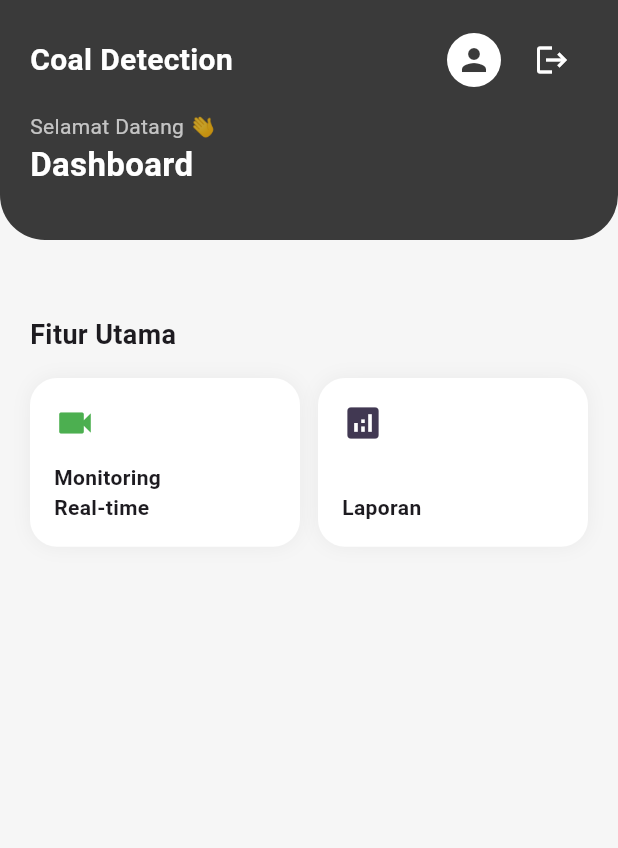
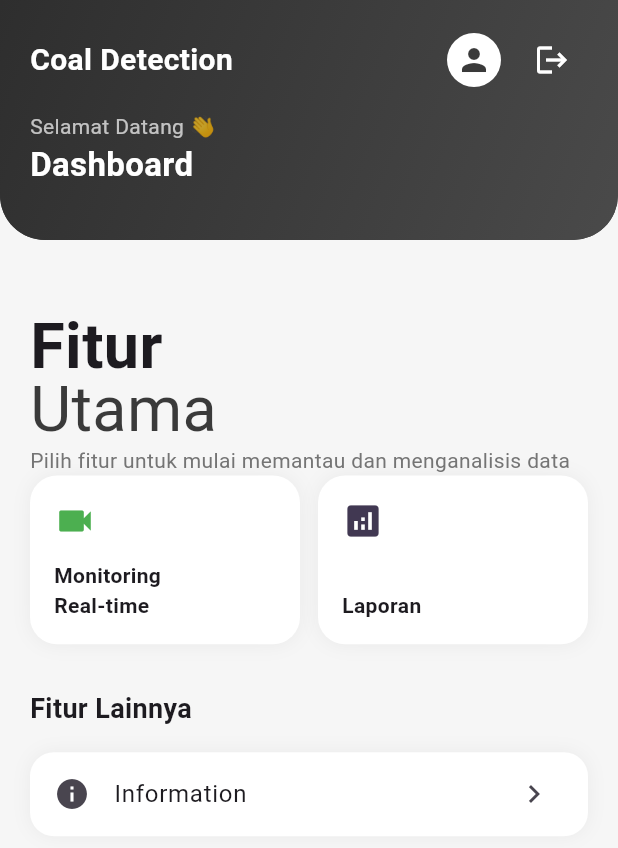
Before and after one commit to mddhafa/Coal-Detection-App, a Flutter app: the HomeScreen screen opened directly with empty values, on a phone screen of 412 x 824 dp. Shown: the top 848 px of the screen. Run offline on Flutter 3.47's test engine with Material 3 defaults, Android fonts, the phone set to English and light mode, and no system bars; our stand-ins replace bloc, dartz, flutter_bloc, flutter_secure_storage, lottie, printing and 1 more; accounts and stored records are empty; network calls fail; Roboto replaces fonts that are missing (Poppins); statements that could not run were skipped.

Commit message:
update tampilan

```diff
--- a/lib/presentation/home_screen.dart
+++ b/lib/presentation/home_screen.dart
@@ -1,6 +1,8 @@
 import 'package:coalmobile_app/presentation/cctvcam_screen.dart';
+import 'package:coalmobile_app/presentation/information_screen.dart';
+import 'package:coalmobile_app/presentation/kelola%20user/kelolauser_screen.dart';
 import 'package:coalmobile_app/presentation/profile/profile_screen.dart';
-import 'package:coalmobile_app/presentation/recaps_screen.dart';
+import 'package:coalmobile_app/presentation/recapscreen/recaps_screen.dart';
 import 'package:flutter/material.dart';
 import 'package:coalmobile_app/presentation/login_screen.dart';
 
@@ -19,8 +21,6 @@ class _HomeScreenState extends State<HomeScreen>
   late Animation<double> _fadeAnim;
 
   bool get isAdmin => widget.userRole == 'admin';
-
-  static const Color primaryRed = Color(0xFF932520);
 
   @override
   void initState() {
@@ -75,6 +75,9 @@ class _HomeScreenState extends State<HomeScreen>
                     if (isAdmin) ...[
                       const SizedBox(height: 30),
                       _buildAdminSection(),
+                    ] else ...[
+                      const SizedBox(height: 30),
+                      _buildUserSection(),
                     ],
                   ]),
                 ),
@@ -98,8 +101,17 @@ class _HomeScreenState extends State<HomeScreen>
         borderRadius: BorderRadius.vertical(bottom: Radius.circular(30)),
       ),
 
-      flexibleSpace: FlexibleSpaceBar(
-        background: SafeArea(
+      flexibleSpace: ClipRRect(
+        borderRadius: const BorderRadius.vertical(bottom: Radius.circular(30)),
+        child: Container(
+          decoration: const BoxDecoration(
+            gradient: LinearGradient(
+              colors: [Color(0xFF2E2E2E), Color(0xFF4A4A4A)],
+              begin: Alignment.topLeft,
+              end: Alignment.bottomRight,
+            ),
+          ),
+          child: SafeArea(
             child: Padding(
               padding: const EdgeInsets.symmetric(horizontal: 20, vertical: 16),
 
@@ -136,7 +148,10 @@ class _HomeScreenState extends State<HomeScreen>
                             child: const CircleAvatar(
                               radius: 18,
                               backgroundColor: Colors.white,
-                            child: Icon(Icons.person, color: Color(0xFF3A3A3A)),
+                              child: Icon(
+                                Icons.person,
+                                color: Color(0xFF3A3A3A),
+                              ),
                             ),
                           ),
 
@@ -172,6 +187,7 @@ class _HomeScreenState extends State<HomeScreen>
             ),
           ),
         ),
+      ),
     );
   }
 
@@ -182,11 +198,34 @@ class _HomeScreenState extends State<HomeScreen>
 
       children: [
         const Text(
-          "Fitur Utama",
-          style: TextStyle(fontSize: 18, fontWeight: FontWeight.bold),
+          "Fitur",
+          style: TextStyle(
+            fontSize: 42,
+            fontWeight: FontWeight.w700,
+            fontFamily: "Poppins",
+            height: 1,
+          ),
         ),
 
-        const SizedBox(height: 16),
+        const Text(
+          "Utama",
+          style: TextStyle(
+            fontSize: 42,
+
+            fontFamily: "Poppins",
+            color: Color(0xFF3A3A3A),
+            height: 1,
+          ),
+        ),
+
+        const SizedBox(height: 3),
+
+        Text(
+          "Pilih fitur untuk mulai memantau dan menganalisis data",
+          style: TextStyle(fontSize: 14, color: Colors.grey[600]),
+        ),
+
+        // const SizedBox(height: 16),
 
         GridView.count(
           crossAxisCount: 2,
@@ -253,27 +292,84 @@ class _HomeScreenState extends State<HomeScreen>
           ),
 
           child: Column(
-            children: const [
+            children: [
               ListTile(
                 leading: Icon(Icons.people),
                 title: Text("Kelola Pengguna"),
                 trailing: Icon(Icons.chevron_right),
+                onTap: () {
+                  Navigator.push(
+                    context,
+                    MaterialPageRoute(builder: (_) => const KelolaUserPage()),
+                  );
+                },
               ),
 
               Divider(height: 1),
 
+              // ListTile(
+              //   leading: Icon(Icons.inventory),
+              //   title: Text("Kelola Barang"),
+              //   trailing: Icon(Icons.chevron_right),
+              // ),
+
+              // Divider(height: 1),
+
               ListTile(
-                leading: Icon(Icons.inventory),
-                title: Text("Kelola Barang"),
+                leading: Icon(Icons.info),
+                title: Text("Information"),
                 trailing: Icon(Icons.chevron_right),
+                onTap:
+                    () => Navigator.push(
+                      context,
+                      MaterialPageRoute(
+                        builder: (_) => const InformationScreen(),
+                      ),
+                    ),
+              ),
+            ],
+          ),
+        ),
+      ],
+    );
+  }
+
+  //USER SECTION
+  Widget _buildUserSection() {
+    return Column(
+      crossAxisAlignment: CrossAxisAlignment.start,
+
+      children: [
+        const Text(
+          "Fitur Lainnya",
+          style: TextStyle(fontSize: 18, fontWeight: FontWeight.bold),
         ),
 
-              Divider(height: 1),
+        const SizedBox(height: 16),
 
+        Container(
+          decoration: BoxDecoration(
+            color: Colors.white,
+            borderRadius: BorderRadius.circular(16),
+
+            boxShadow: [
+              BoxShadow(blurRadius: 10, color: Colors.black.withOpacity(0.05)),
+            ],
+          ),
+
+          child: Column(
+            children: [
               ListTile(
-                leading: Icon(Icons.settings),
-                title: Text("Pengaturan"),
+                leading: Icon(Icons.info),
+                title: Text("Information"),
                 trailing: Icon(Icons.chevron_right),
+                onTap:
+                    () => Navigator.push(
+                      context,
+                      MaterialPageRoute(
+                        builder: (_) => const InformationScreen(),
+                      ),
+                    ),
               ),
             ],
           ),
--- a/lib/presentation/recapscreen/weekly_screen.dart
+++ b/lib/presentation/recapscreen/weekly_screen.dart
@@ -30,8 +30,12 @@ class _WeeklyRecapScreenState extends State<WeeklyRecapScreen> {
       body: Column(
         children: [
           Padding(
-            padding: const EdgeInsets.all(12),
+            padding: const EdgeInsets.all(20),
             child: ElevatedButton(
+              style: ElevatedButton.styleFrom(
+                backgroundColor: Color(0xFF3A3A3A),
+                foregroundColor: Colors.white,
+              ),
               onPressed: () {
                 context.read<RecapsBloc>().add(GenerateWeeklyRecap());
               },
```
Also changed, not shown: lib/presentation/cctvcam_screen.dart (+22 -5 lines), lib/presentation/recapscreen/daily_screen.dart (+7 -2 lines), lib/presentation/recapscreen/monthly_screen.dart (+7 -2 lines), lib/presentation/recapscreen/recaps_screen.dart (added, +139 -0 lines). Lines whose indentation alone changed are shown as unchanged.
